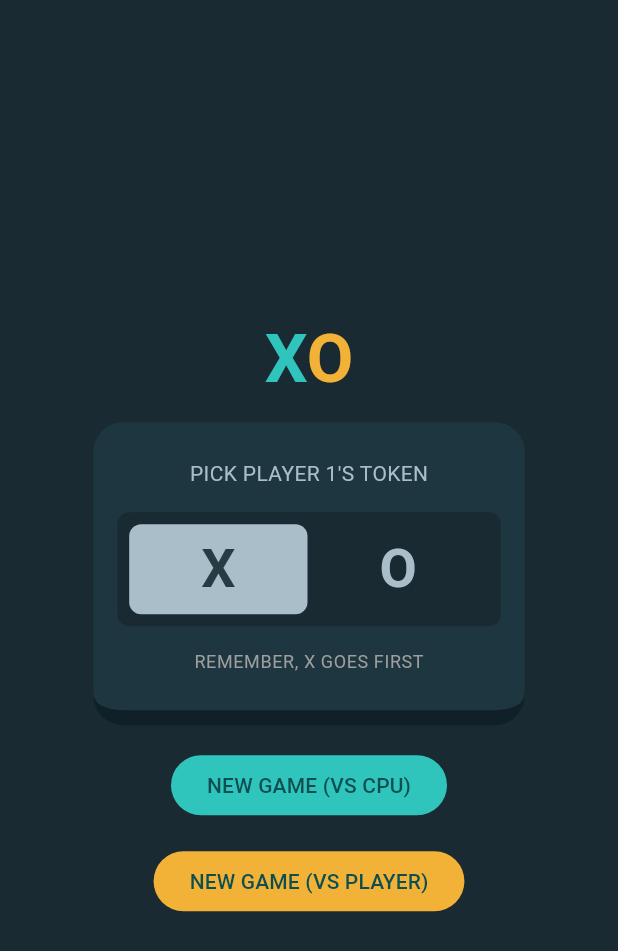
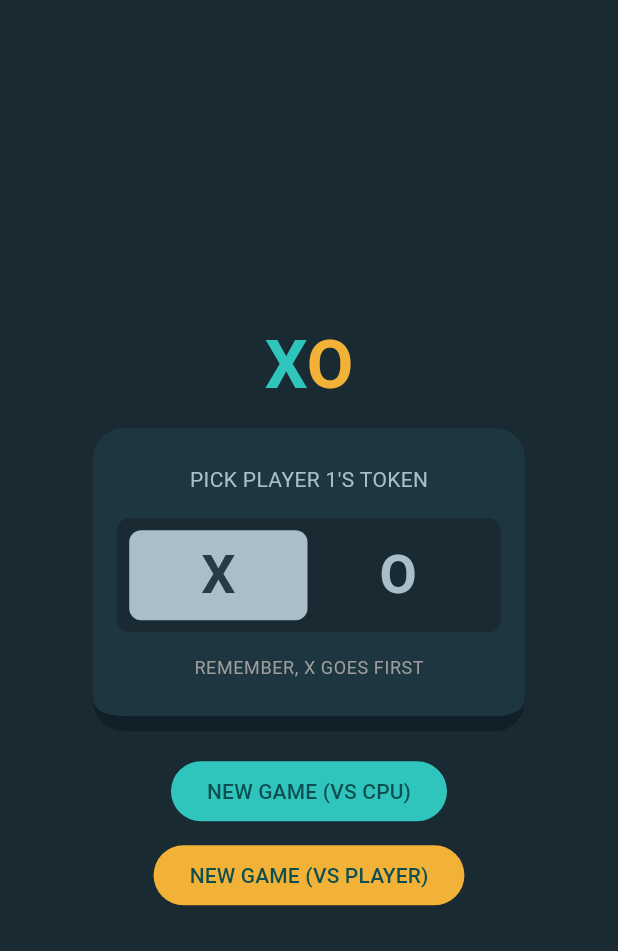
Before and after one commit to Mirror83/tic_tac_toe_flutter, a Flutter app: the screen it shows after launch, on a phone screen of 412 x 824 dp. Shown: the top 951 px of the screen. Run offline on Flutter 3.47's test engine with Material 3 defaults, Android fonts, the phone set to English and light mode, and no system bars.

Commit message:
Reduced SizedBox height

```diff
--- a/lib/mode_selection.dart
+++ b/lib/mode_selection.dart
@@ -85,7 +85,7 @@ class NewGameButtons extends StatelessWidget {
           },
           child: const Text("NEW GAME (VS CPU)"),
         ),
-        const SizedBox(height: 16),
+        const SizedBox(height: 8),
         FilledButton(
           style: FilledButton.styleFrom(
             backgroundColor: theme.colorScheme.secondary,
```
